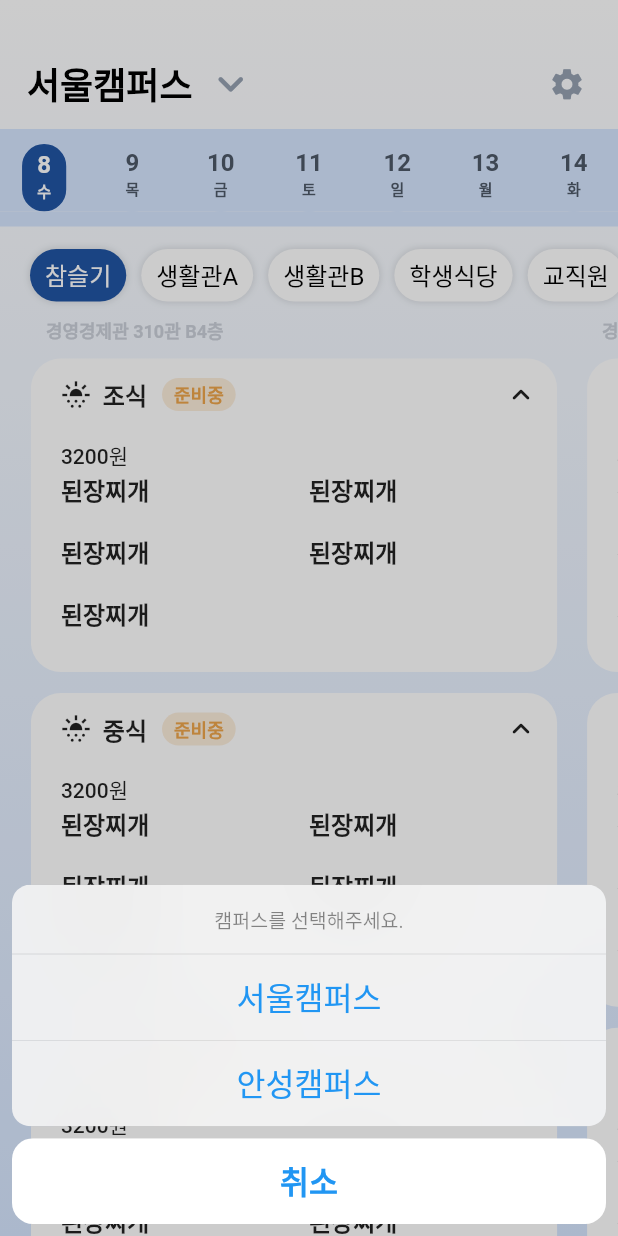
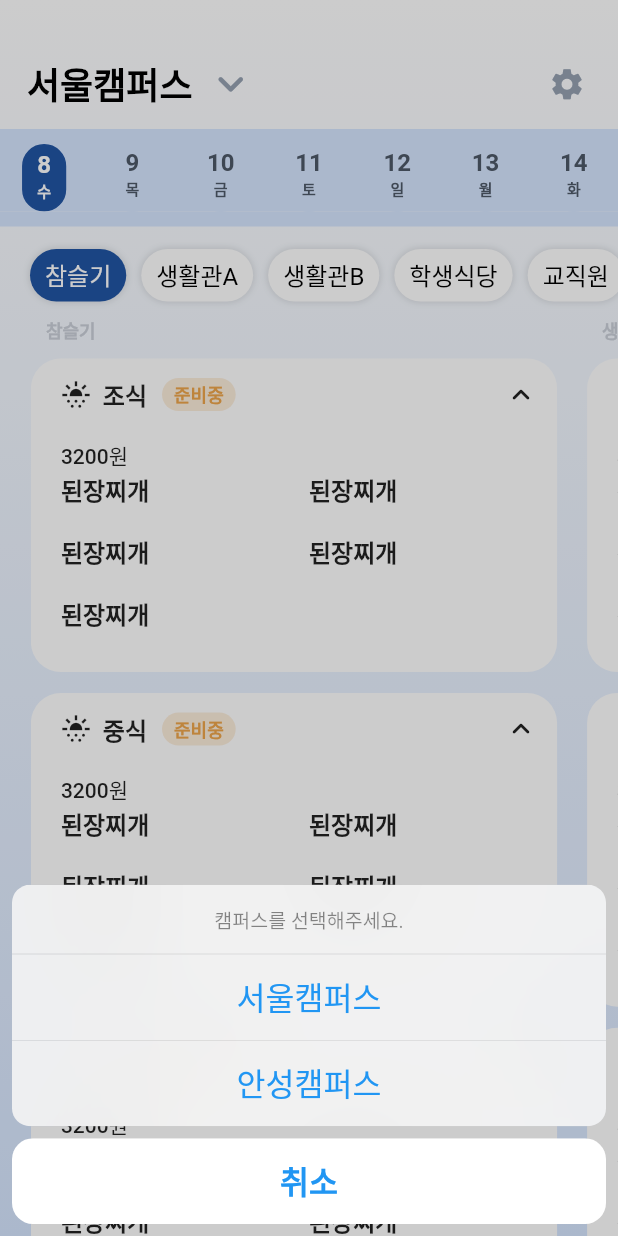
Before and after one commit to HipstuCAU/nyam_nyam_flutter, a Flutter app: the screen it shows after launch, after a tap on "서울캠퍼스", on a phone screen of 412 x 824 dp. Run offline on Flutter 3.47's test engine with Material 2 defaults, Android fonts, the phone set to English and light mode, and no system bars; drawn by our look-alikes of scroll_to_index.

Commit message:
[feat] 식당 이름 임시 기입 (#1)

```diff
--- a/lib/screens/home_screen.dart
+++ b/lib/screens/home_screen.dart
@@ -8,6 +8,7 @@ import 'package:intl/date_symbol_data_local.dart';
 import 'package:nyam_nyam_flutter/widgets/menu_widget.dart';
 import 'package:nyam_nyam_flutter/widgets/restaurantPicker_widget.dart';
 import 'package:nyam_nyam_flutter/widgets/sevenDatePicker_widget.dart';
+import 'package:scroll_to_index/scroll_to_index.dart';
 
 class HomeScreen extends StatefulWidget {
   const HomeScreen({super.key});
@@ -24,6 +25,7 @@ class HomeScreen extends StatefulWidget {
     initialPage: 0,
     viewportFraction: 0.9,
   );
+  static AutoScrollController autoScrollController = AutoScrollController();
 
   @override
   State<HomeScreen> createState() => _HomeScreenState();
@@ -205,14 +207,20 @@ class _HomeScreenState extends State<HomeScreen> {
                     }
 
                     HomeScreen.isSelectedRestaurant[value] = true;
+                    HomeScreen.autoScrollController.animateTo(
+                      value * 30,
+                      duration: const Duration(milliseconds: 300),
+                      curve: Curves.easeIn,
+                    );
                   });
-                  // print(value);
                 },
                 itemCount: HomeScreen.entryPoint == CampusType.seoul
                     ? seoulRestaurantName.length
                     : ansungRestaurantName.length,
                 itemBuilder: (context, index) {
-                  return const MealsOfRestaurant();
+                  return MealsOfRestaurant(
+                    restaurantName: seoulRestaurantName[index],
+                  );
                 },
               ),
             ),
@@ -224,9 +232,12 @@ class _HomeScreenState extends State<HomeScreen> {
 }
 
 class MealsOfRestaurant extends StatelessWidget {
-  const MealsOfRestaurant({
+  MealsOfRestaurant({
     super.key,
+    required this.restaurantName,
   });
+
+  String restaurantName;
 
   @override
   Widget build(BuildContext context) {
@@ -240,14 +251,14 @@ class MealsOfRestaurant extends StatelessWidget {
           child: Column(
             crossAxisAlignment: CrossAxisAlignment.start,
             children: [
-              const Padding(
-                padding: EdgeInsets.only(
+              Padding(
+                padding: const EdgeInsets.only(
                   left: 10,
                   bottom: 10,
                 ),
                 child: Text(
-                  "경영경제관 310관 B4층",
-                  style: TextStyle(
+                  restaurantName,
+                  style: const TextStyle(
                     color: NyamColors.grey50,
                     fontSize: 12,
                     fontWeight: FontWeight.w600,
--- a/lib/widgets/restaurantPicker_widget.dart
+++ b/lib/widgets/restaurantPicker_widget.dart
@@ -5,7 +5,7 @@ import 'package:nyam_nyam_flutter/screens/home_screen.dart';
 import 'package:scroll_to_index/scroll_to_index.dart';
 
 class RestaurantPicker extends StatefulWidget {
-  RestaurantPicker({
+  const RestaurantPicker({
     super.key,
     required this.seoulRestaurantName,
     required this.ansungRestaurantName,
@@ -13,7 +13,6 @@ class RestaurantPicker extends StatefulWidget {
 
   final List<String> seoulRestaurantName;
   final List<String> ansungRestaurantName;
-  AutoScrollController autoScrollController = AutoScrollController();
 
   @override
   State<RestaurantPicker> createState() => _RestaurantPickerState();
@@ -31,8 +30,8 @@ class _RestaurantPickerState extends State<RestaurantPicker> {
       ];
       HomeScreen.isSelectedRestaurant[index] = true;
       HomeScreen.pageController.jumpToPage(index);
-      widget.autoScrollController.animateTo(
-        index * 100,
+      HomeScreen.autoScrollController.animateTo(
+        index * 30,
         duration: const Duration(milliseconds: 300),
         curve: Curves.easeIn,
       );
@@ -48,7 +47,7 @@ class _RestaurantPickerState extends State<RestaurantPicker> {
       child: SizedBox(
         height: 50,
         child: ListView.builder(
-          controller: widget.autoScrollController,
+          controller: HomeScreen.autoScrollController,
           scrollDirection: Axis.horizontal,
           itemCount: HomeScreen.entryPoint == CampusType.seoul
               ? widget.seoulRestaurantName.length
@@ -56,7 +55,7 @@ class _RestaurantPickerState extends State<RestaurantPicker> {
           itemBuilder: (context, index) {
             return AutoScrollTag(
               key: ValueKey(index),
-              controller: widget.autoScrollController,
+              controller: HomeScreen.autoScrollController,
               index: index,
               child: Padding(
                 padding: EdgeInsets.only(
```
